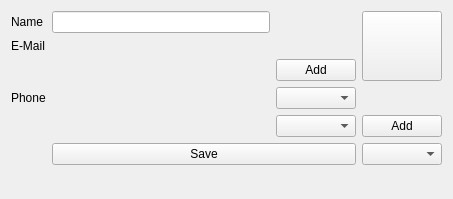
This is mobile/contacts/editorgeneral.ui in chusopr/kdepim-ktimetracker-akonadi as Qt 5 draws it before an edit. The edited form follows.
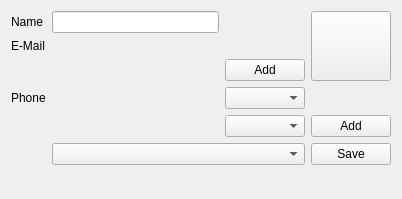
This is the edited form. Custom widgets are drawn as their Qt base class.

Commit message: Switch 'Save' button and collection combobox for better visibility

```diff
--- a/mobile/contacts/editorgeneral.ui
+++ b/mobile/contacts/editorgeneral.ui
@@ -6,7 +6,7 @@
    <rect>
     <x>0</x>
     <y>0</y>
-    <width>453</width>
+    <width>402</width>
     <height>199</height>
    </rect>
   </property>
@@ -85,14 +85,14 @@
        </property>
       </widget>
      </item>
-     <item row="5" column="1" colspan="2">
+     <item row="5" column="3">
       <widget class="QPushButton" name="saveButton">
        <property name="text">
         <string>Save</string>
        </property>
       </widget>
      </item>
-     <item row="5" column="3">
+     <item row="5" column="1" colspan="2">
       <widget class="Akonadi::CollectionComboBox" name="collectionSelector"/>
      </item>
     </layout>
```
The commit also changes 1 other file.
